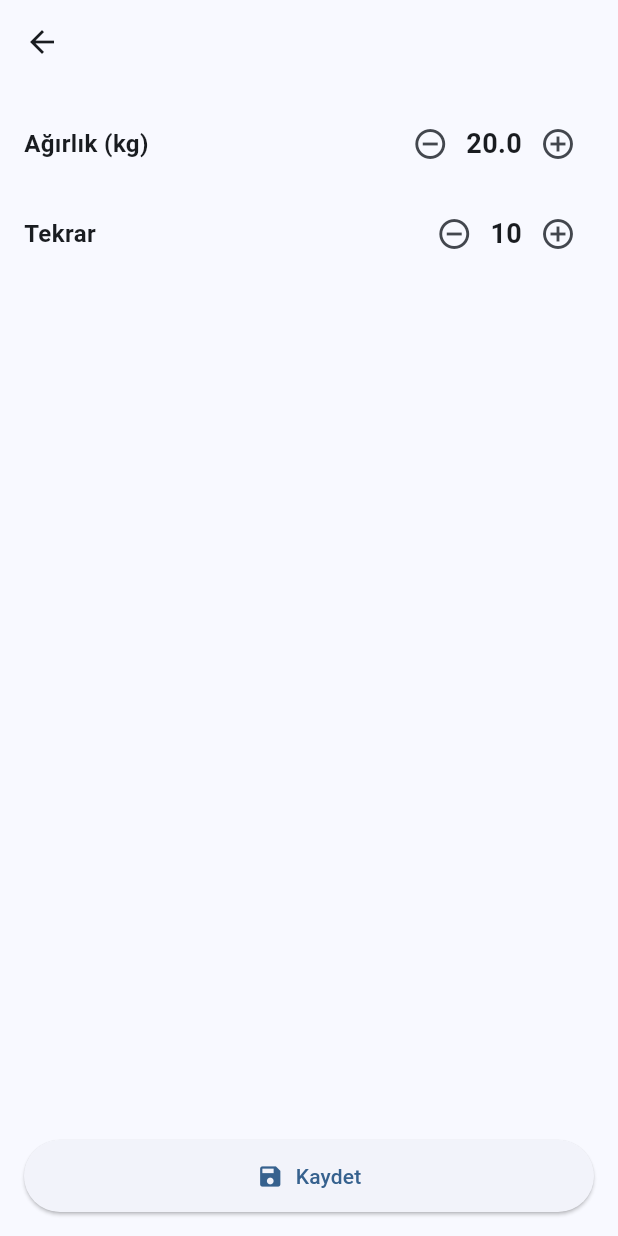
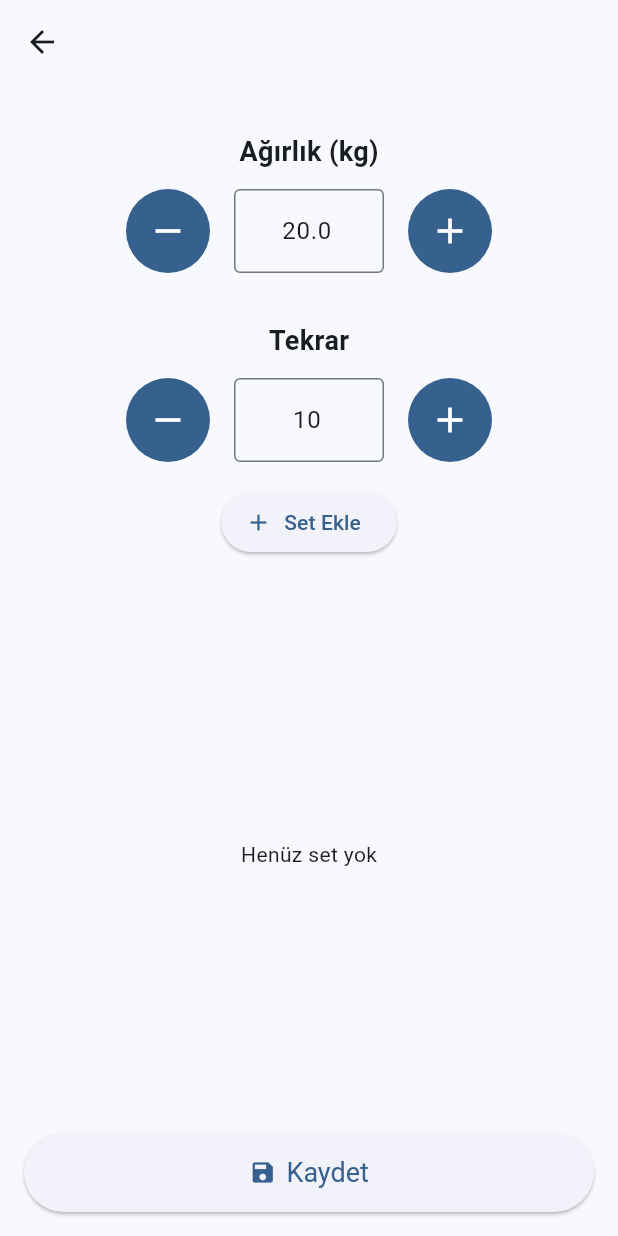
Before and after one commit to EkinAkkaya0/workout_tracker, a Flutter app: the ExerciseDetailScreen screen opened directly with empty values, on a phone screen of 412 x 824 dp. Run offline on Flutter 3.47's test engine with Material 3 defaults, Android fonts, the phone set to English and light mode, and no system bars; our stand-ins replace shared_preferences; accounts and stored records are empty.

Commit message:
Workout Tracker: Home + Exercise picker + detail + navbar flow düzenlendi

```diff
--- /dev/null
+++ b/devtools_options.yaml
@@ -0,0 +1,3 @@
+description: This file stores settings for Dart & Flutter DevTools.
+documentation: https://docs.flutter.dev/tools/devtools/extensions#configure-extension-enablement-states
+extensions:
--- /dev/null
+++ b/lib/models/exercise_with_sets.dart
@@ -0,0 +1,6 @@
+class ExerciseWithSets {
+  final String name;
+  final List<Map<String, dynamic>> sets; // { setNo, weight, reps }
+
+  ExerciseWithSets({required this.name, required this.sets});
+}
--- a/lib/screens/exercises/exercise_detail_screen.dart
+++ b/lib/screens/exercises/exercise_detail_screen.dart
@@ -1,5 +1,5 @@
 import 'package:flutter/material.dart';
-import '../../models/selected_exercise.dart';
+import '../../models/exercise_with_sets.dart';
 
 class ExerciseDetailScreen extends StatefulWidget {
   final String exerciseName;
@@ -13,15 +13,137 @@ class _ExerciseDetailScreenState extends State<ExerciseDetailScreen> {
   double _weight = 20.0;
   int _reps = 10;
 
-  void _incWeight() => setState(() => _weight = double.parse((_weight + 2.5).toStringAsFixed(1)));
-  void _decWeight() => setState(() => _weight = (_weight - 2.5).clamp(0, 999).toDouble());
+  final TextEditingController _weightController = TextEditingController();
+  final TextEditingController _repsController = TextEditingController();
 
-  void _incReps() => setState(() => _reps = (_reps + 1).clamp(0, 999));
-  void _decReps() => setState(() => _reps = (_reps - 1).clamp(0, 999));
+  final List<Map<String, dynamic>> _sets = [];
+
+  @override
+  void initState() {
+    super.initState();
+    _weightController.text = _weight.toStringAsFixed(1);
+    _repsController.text = _reps.toString();
+  }
+
+  void _updateWeight(double delta) {
+    setState(() {
+      _weight = (_weight + delta).clamp(0, 999).toDouble();
+      _weightController.text = _weight.toStringAsFixed(1);
+    });
+  }
+
+  void _updateReps(int delta) {
+    setState(() {
+      _reps = (_reps + delta).clamp(0, 999);
+      _repsController.text = _reps.toString();
+    });
+  }
+
+  void _addSet() {
+    setState(() {
+      _sets.add({
+        'setNo': _sets.length + 1,
+        'weight': _weight,
+        'reps': _reps,
+      });
+    });
+  }
 
   void _save() {
-    final result = SelectedExercise(name: widget.exerciseName, weight: _weight, reps: _reps);
+    if (_sets.isEmpty) {
+      ScaffoldMessenger.of(context).showSnackBar(
+        const SnackBar(content: Text("En az bir set ekleyin")),
+      );
+      return;
+    }
+    final result = ExerciseWithSets(
+      name: widget.exerciseName,
+      sets: List<Map<String, dynamic>>.from(_sets),
+    );
+    // Detay -> Picker'a dön (tek egzersiz)
     Navigator.pop(context, result);
+  }
+
+  Widget _circleButton(IconData icon, VoidCallback onPressed) {
+    return SizedBox(
+      width: 56,
+      height: 56,
+      child: IconButton(
+        onPressed: onPressed,
+        icon: Icon(icon, size: 28),
+        padding: EdgeInsets.zero,
+        alignment: Alignment.center,
+        style: ButtonStyle(
+          backgroundColor: MaterialStateProperty.all(Theme.of(context).colorScheme.primary),
+          foregroundColor: MaterialStateProperty.all(Colors.white),
+          shape: MaterialStateProperty.all(const CircleBorder()),
+        ),
+      ),
+    );
+  }
+
+  Widget _buildLabeledField({
+    required String label,
+    required TextEditingController controller,
+    required VoidCallback onDec,
+    required VoidCallback onInc,
+  }) {
+    return Padding(
+      padding: const EdgeInsets.symmetric(vertical: 16),
+      child: Column(
+        children: [
+          Text(label, style: const TextStyle(fontSize: 18, fontWeight: FontWeight.w600)),
+          const SizedBox(height: 12),
+          Row(
+            mainAxisAlignment: MainAxisAlignment.center,
+            children: [
+              _circleButton(Icons.remove, onDec),
+              const SizedBox(width: 16),
+              SizedBox(
+                width: 100,
+                child: TextField(
+                  controller: controller,
+                  textAlign: TextAlign.center,
+                  keyboardType: const TextInputType.numberWithOptions(decimal: true),
+                  onChanged: (val) {
+                    if (label.contains("Ağırlık")) {
+                      final parsed = double.tryParse(val);
+                      if (parsed != null) _weight = parsed;
+                    } else {
+                      final parsed = int.tryParse(val);
+                      if (parsed != null) _reps = parsed;
+                    }
+                  },
+                  decoration: const InputDecoration(border: OutlineInputBorder()),
+                ),
+              ),
+              const SizedBox(width: 16),
+              _circleButton(Icons.add, onInc),
+            ],
+          ),
+        ],
+      ),
+    );
+  }
+
+  Widget _buildSetRow(Map<String, dynamic> set) {
+    return Card(
+      margin: const EdgeInsets.symmetric(horizontal: 8, vertical: 4),
+      child: Padding(
+        padding: const EdgeInsets.symmetric(vertical: 12, horizontal: 16),
+        child: Row(
+          children: [
+            Text("Set ${set['setNo']}", style: const TextStyle(fontWeight: FontWeight.w600)),
+            Expanded(
+              child: Center(
+                child: Text("${set['weight']} kg × ${set['reps']} tekrar", style: const TextStyle(fontSize: 16)),
+              ),
+            ),
+            const Icon(Icons.note_add_outlined, color: Colors.grey),
+          ],
+        ),
+      ),
+    );
   }
 
   @override
@@ -39,33 +161,39 @@ class _ExerciseDetailScreenState extends State<ExerciseDetailScreen> {
         padding: const EdgeInsets.all(16),
         child: Column(
           children: [
-            // Ağırlık
-            Row(
-              children: [
-                const Expanded(child: Text("Ağırlık (kg)", style: TextStyle(fontSize: 16, fontWeight: FontWeight.w600))),
-                IconButton(onPressed: _decWeight, icon: const Icon(Icons.remove_circle_outline)),
-                Text("${_weight.toStringAsFixed(1)}", style: const TextStyle(fontSize: 18, fontWeight: FontWeight.bold)),
-                IconButton(onPressed: _incWeight, icon: const Icon(Icons.add_circle_outline)),
-              ],
+            _buildLabeledField(
+              label: "Ağırlık (kg)",
+              controller: _weightController,
+              onDec: () => _updateWeight(-2.5),
+              onInc: () => _updateWeight(2.5),
+            ),
+            _buildLabeledField(
+              label: "Tekrar",
+              controller: _repsController,
+              onDec: () => _updateReps(-1),
+              onInc: () => _updateReps(1),
+            ),
+            ElevatedButton.icon(
+              onPressed: _addSet,
+              icon: const Icon(Icons.add),
+              label: const Text("Set Ekle"),
             ),
             const SizedBox(height: 12),
-            // Tekrar
-            Row(
-              children: [
-                const Expanded(child: Text("Tekrar", style: TextStyle(fontSize: 16, fontWeight: FontWeight.w600))),
-                IconButton(onPressed: _decReps, icon: const Icon(Icons.remove_circle_outline)),
-                Text("$_reps", style: const TextStyle(fontSize: 18, fontWeight: FontWeight.bold)),
-                IconButton(onPressed: _incReps, icon: const Icon(Icons.add_circle_outline)),
-              ],
+            Expanded(
+              child: _sets.isEmpty
+                  ? const Center(child: Text("Henüz set yok"))
+                  : ListView(children: _sets.map(_buildSetRow).toList()),
             ),
-            const Spacer(),
             SizedBox(
               width: double.infinity,
               child: ElevatedButton.icon(
                 onPressed: _save,
                 icon: const Icon(Icons.save),
                 label: const Text("Kaydet"),
-                style: ElevatedButton.styleFrom(padding: const EdgeInsets.symmetric(vertical: 14)),
+                style: ElevatedButton.styleFrom(
+                  padding: const EdgeInsets.symmetric(vertical: 16),
+                  textStyle: const TextStyle(fontSize: 18),
+                ),
               ),
             ),
           ],
```
Also changed, not shown: lib/data/exercise_store.dart (+10 -3 lines), lib/main.dart (+18 -27 lines), lib/screens/body_screen.dart (+1 -7 lines), lib/screens/calendar_screen.dart (+1 -7 lines), lib/screens/exercise_picker_screen.dart (+6 -36 lines), lib/screens/exercises/new_exercise_screen.dart (+2 -6 lines), lib/screens/goals/goals_screen.dart (+7 -23 lines), lib/screens/home_screen.dart (+59 -44 lines), lib/screens/settings_screen.dart (+1 -7 lines).
